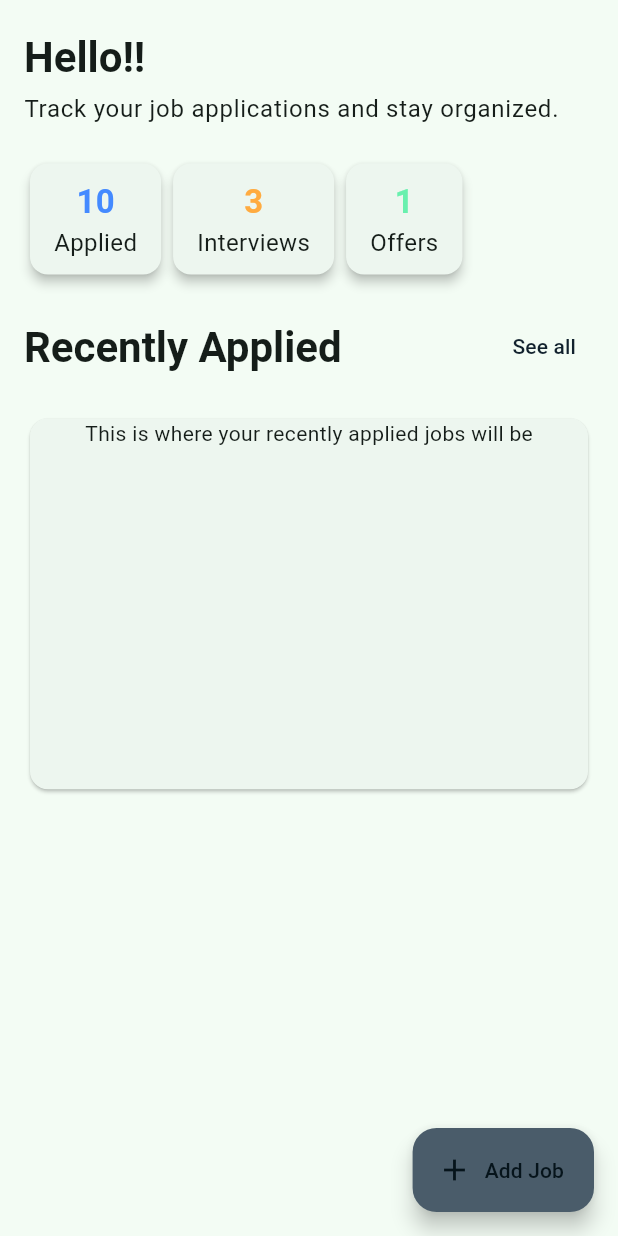
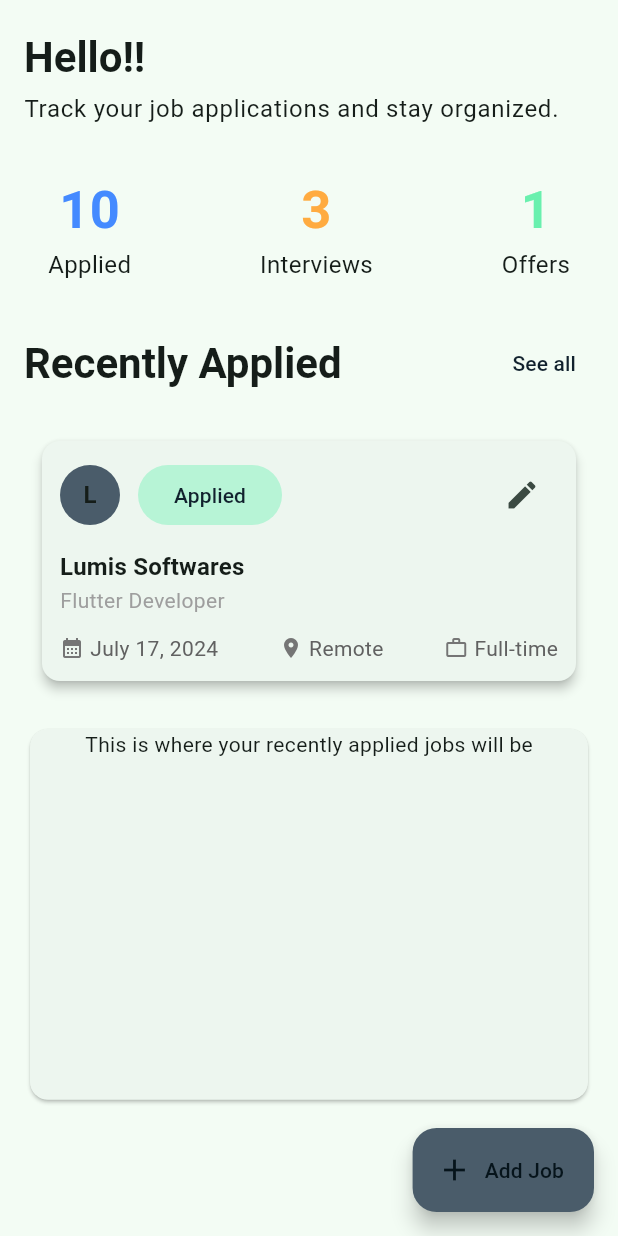
Before and after one commit to johnomeyo/grinder, a Flutter app: the screen it shows after launch, on a phone screen of 412 x 824 dp. Run offline on Flutter 3.47's test engine with Material 3 defaults, Android fonts, the light colour scheme and no system bars.

Commit message:
made design changes on the homescreen and created a separate data file

```diff
--- a/lib/applied jobs/widgets/job_card.dart
+++ b/lib/applied jobs/widgets/job_card.dart
@@ -30,9 +30,6 @@ class JobCard extends StatelessWidget {
       child: Card(
         elevation: 3,
         shape: RoundedRectangleBorder(borderRadius: BorderRadius.circular(12)),
-        child: InkWell(
-          borderRadius: BorderRadius.circular(12),
-          onTap: onTap, // Allows tapping the card
         child: Padding(
           padding: const EdgeInsets.all(12.0),
           child: Column(
@@ -42,7 +39,8 @@ class JobCard extends StatelessWidget {
               const SizedBox(height: 12),
               Text(
                 company,
-                  style: theme.textTheme.titleMedium?.copyWith(fontWeight: FontWeight.bold),
+                style: theme.textTheme.titleMedium
+                    ?.copyWith(fontWeight: FontWeight.bold),
               ),
               Text(
                 position,
@@ -51,7 +49,6 @@ class JobCard extends StatelessWidget {
               const SizedBox(height: 12),
               _buildDetailsRow(),
             ],
-            ),
           ),
         ),
       ),
@@ -64,15 +61,10 @@ class JobCard extends StatelessWidget {
       children: [
         CircleAvatar(
           radius: 20,
-          backgroundColor: theme.colorScheme.primary,
-          child: Text(
-            company[0].toUpperCase(),
-            style: const TextStyle(
-              color: Colors.white,
-              fontSize: 20,
-              fontWeight: FontWeight.bold,
-            ),
-          ),
+          backgroundColor: theme.colorScheme.inversePrimary,
+          child: Text(company[0].toUpperCase(),
+              style: theme.textTheme.bodyLarge
+                  ?.copyWith(fontWeight: FontWeight.bold)),
         ),
         const SizedBox(width: 12),
         Expanded(
--- /dev/null
+++ b/lib/constants/data.dart
@@ -0,0 +1,40 @@
+import 'package:grinder/applied%20jobs/widgets/job_card.dart';
+
+var data = [
+   JobCard(
+    company: 'Lumis Softwares',
+    position: 'Flutter Developer',
+    date: 'July 17, 2024',
+    location: 'Remote',
+    jobType: 'Full-time',
+    status: 'Applied',
+    onEdit: () {},
+  ),
+     JobCard(
+    company: 'Lumis Softwares',
+    position: 'Flutter Developer',
+    date: 'July 17, 2024',
+    location: 'Remote',
+    jobType: 'Full-time',
+    status: 'Applied',
+    onEdit: () {},
+  ),
+     JobCard(
+    company: 'Lumis Softwares',
+    position: 'Flutter Developer',
+    date: 'July 17, 2024',
+    location: 'Remote',
+    jobType: 'Full-time',
+    status: 'Applied',
+    onEdit: () {},
+  ),
+     JobCard(
+    company: 'Lumis Softwares',
+    position: 'Flutter Developer',
+    date: 'July 17, 2024',
+    location: 'Remote',
+    jobType: 'Full-time',
+    status: 'Applied',
+    onEdit: () {},
+  ),
+];
--- a/lib/homepage/presentation/homescreen.dart
+++ b/lib/homepage/presentation/homescreen.dart
@@ -1,6 +1,6 @@
 import 'package:flutter/material.dart';
+import 'package:grinder/applied%20jobs/widgets/job_card.dart';
 import 'package:grinder/homepage/widgets/empty_section_card.dart';
-import 'package:grinder/homepage/widgets/recently_applied_section.dart';
 import 'package:grinder/homepage/widgets/statistics_widget.dart';
 import 'package:grinder/homepage/widgets/text_header.dart';
 import '../widgets/header_widget.dart';
@@ -24,7 +24,15 @@ class Homescreen extends StatelessWidget {
                   const HeaderWidget(),
                   StatisticsWidget(),
                   TextHeader(text: "Recently Applied"),
-                  // RecentlyAppliedSection(),
+                  JobCard(
+                    company: 'Lumis Softwares',
+                    position: 'Flutter Developer',
+                    date: 'July 17, 2024',
+                    location: 'Remote',
+                    jobType: 'Full-time',
+                    status: 'Applied',
+                    onEdit: () {},
+                  ),
                   EmptySectionCard(),
                 ],
               ),
--- a/lib/homepage/widgets/statistics_widget.dart
+++ b/lib/homepage/widgets/statistics_widget.dart
@@ -5,31 +5,24 @@ class StatisticsWidget extends StatelessWidget {
 
   @override
   Widget build(BuildContext context) {
-    return SingleChildScrollView(
-      scrollDirection: Axis.horizontal,
-      child: Row(
+    return Row(
       mainAxisAlignment: MainAxisAlignment.spaceBetween,
       children: [
         _buildStatCard("Applied", "10", Colors.blueAccent),
         _buildStatCard("Interviews", "3", Colors.orangeAccent),
         _buildStatCard("Offers", "1", Colors.greenAccent),
       ],
-      ),
     );
   }
 
   Widget _buildStatCard(String title, String count, Color color) {
-    return Card(
-      elevation: 3,
-      shape: RoundedRectangleBorder(borderRadius: BorderRadius.circular(12)),
-      child: Padding(
+    return Padding(
       padding: const EdgeInsets.symmetric(horizontal: 16, vertical: 10),
       child: Column(
         children: [
-            Text(count, style: TextStyle(fontSize: 22, fontWeight: FontWeight.bold, color: color)),
+          Text(count, style: TextStyle(fontSize: 35, fontWeight: FontWeight.bold, color: color)),
           Text(title, style: TextStyle(fontSize: 16)),
         ],
-        ),
       ),
     );
   }
```
Also changed, not shown: lib/applied jobs/presentation/applied_jobs_page.dart (+4 -11 lines), lib/homepage/widgets/recently_applied_section.dart (+1 -9 lines). Lines whose indentation alone changed are shown as unchanged.
